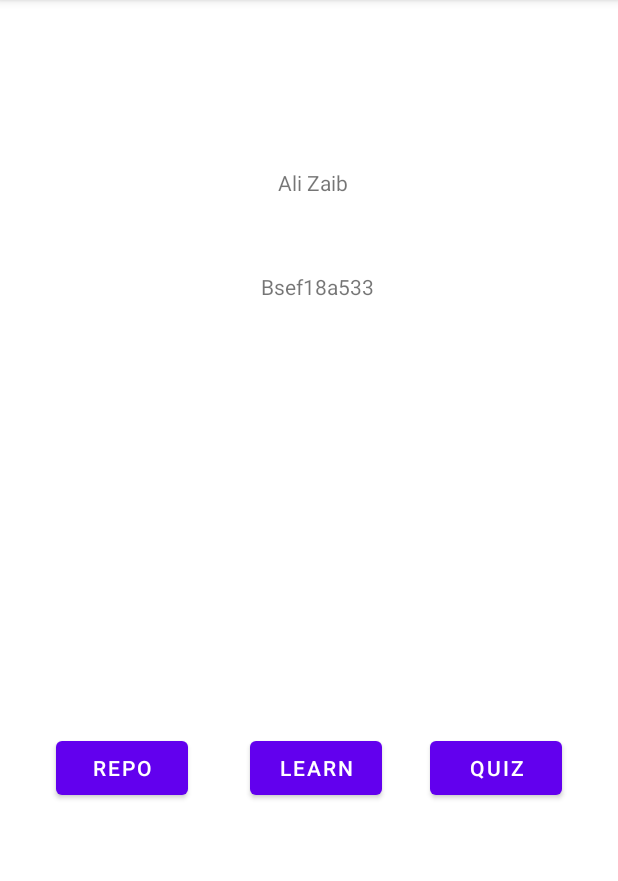
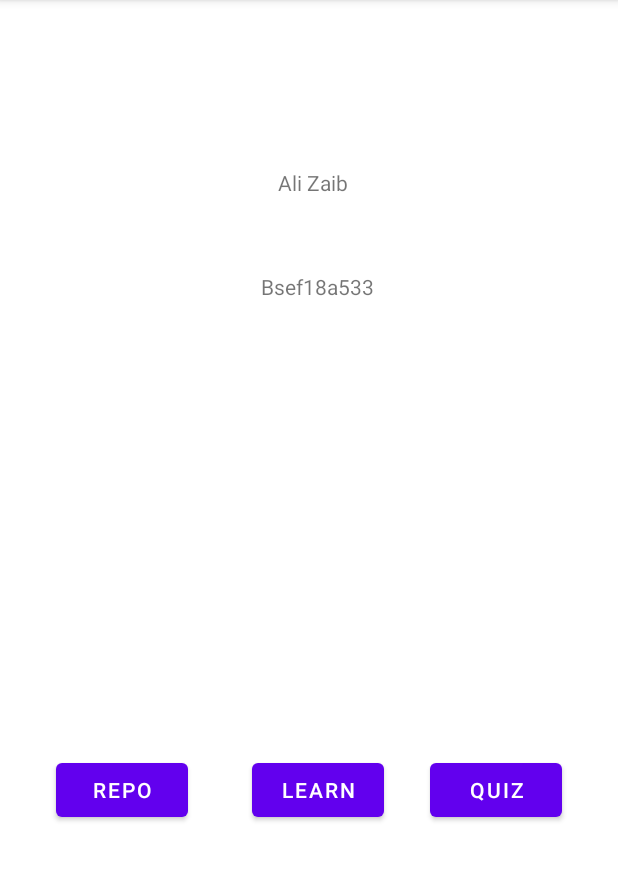
Before and after one commit to Alizaib3311/makharij_quiz, an Android app: the screen it shows after launch (MainActivity), on a phone screen of 412 x 824 dp, the part 84-965 px from its top. Run offline under Robolectric (Android 15) with nearby library versions, the phone set to English and light mode, and no system bars.

Commit message:
in progress

```diff
--- a/app/src/main/java/com/example/makharij/MainActivity.java
+++ b/app/src/main/java/com/example/makharij/MainActivity.java
@@ -2,7 +2,11 @@ package com.example.makharij;
 
 import androidx.appcompat.app.AppCompatActivity;
 
+import android.content.Intent;
+import android.net.Uri;
 import android.os.Bundle;
+import android.view.View;
+import android.widget.Button;
 
 public class MainActivity extends AppCompatActivity {
 
@@ -10,5 +14,17 @@ public class MainActivity extends AppCompatActivity {
     protected void onCreate(Bundle savedInstanceState) {
         super.onCreate(savedInstanceState);
         setContentView(R.layout.activity_main);
+
+        Button button = (Button) findViewById(R.id.rep);
+        button.setOnClickListener(new View.OnClickListener() {
+            public void onClick(View v) {
+                String url="https://github.com/Alizaib3311/makharij_quiz";
+                Uri repository = Uri.parse(url);
+                Intent intent = new
+                        Intent(Intent.ACTION_VIEW, repository);
+                startActivity(intent);
+            }
+        });
     }
+
 }
--- a/app/src/main/res/layout/activity_main.xml
+++ b/app/src/main/res/layout/activity_main.xml
@@ -2,9 +2,50 @@
 <androidx.constraintlayout.widget.ConstraintLayout xmlns:android="http://schemas.android.com/apk/res/android"
     xmlns:app="http://schemas.android.com/apk/res-auto"
     xmlns:tools="http://schemas.android.com/tools"
+    android:id="@+id/lrn"
     android:layout_width="match_parent"
     android:layout_height="match_parent"
     tools:context=".MainActivity">
+
+    <Button
+        android:id="@+id/rep"
+        android:layout_width="wrap_content"
+        android:layout_height="wrap_content"
+        android:layout_marginBottom="217dp"
+        android:layout_marginStart="37dp"
+        android:text="Repo"
+        app:layout_constraintBottom_toBottomOf="parent"
+        app:layout_constraintStart_toStartOf="parent" />
+
+    <Button
+        android:id="@+id/button2"
+        android:layout_width="wrap_content"
+        android:layout_height="48dp"
+        android:layout_marginBottom="217dp"
+        android:text="Learn"
+        app:layout_constraintBottom_toBottomOf="parent"
+        app:layout_constraintEnd_toEndOf="@+id/imageView"
+        app:layout_constraintStart_toStartOf="@+id/imageView" />
+
+    <Button
+        android:id="@+id/quiz"
+        android:layout_width="wrap_content"
+        android:layout_height="wrap_content"
+        android:layout_marginBottom="217dp"
+        android:layout_marginEnd="37dp"
+        android:text="Quiz"
+        app:layout_constraintBottom_toBottomOf="parent"
+        app:layout_constraintEnd_toEndOf="parent" />
+
+    <ImageView
+        android:id="@+id/imageView"
+        android:layout_width="wrap_content"
+        android:layout_height="wrap_content"
+        android:layout_marginBottom="80dp"
+        app:layout_constraintBottom_toTopOf="@+id/button2"
+        app:layout_constraintEnd_toEndOf="@+id/textView2"
+        app:layout_constraintStart_toStartOf="@+id/textView2"
+        tools:srcCompat="@tools:sample/avatars" />
 
     <TextView
         android:id="@+id/textView"
@@ -30,45 +71,4 @@
         app:layout_constraintTop_toTopOf="parent"
         app:layout_constraintVertical_bias="0.242" />
 
-    <ImageView
-        android:id="@+id/imageView"
-        android:layout_width="wrap_content"
-        android:layout_height="wrap_content"
-        android:layout_marginBottom="80dp"
-        app:layout_constraintBottom_toTopOf="@+id/button2"
-        app:layout_constraintEnd_toEndOf="@+id/textView2"
-        app:layout_constraintStart_toStartOf="@+id/textView2"
-        tools:srcCompat="@tools:sample/avatars" />
-
-    <Button
-        android:id="@+id/button"
-        android:layout_width="wrap_content"
-        android:layout_height="wrap_content"
-        android:layout_marginStart="37dp"
-        android:text="Repo"
-        app:layout_constraintStart_toStartOf="parent"
-        app:layout_constraintTop_toTopOf="@+id/button2" />
-
-    <Button
-        android:id="@+id/button2"
-        android:layout_width="wrap_content"
-        android:layout_height="wrap_content"
-        android:layout_marginBottom="232dp"
-        android:layout_marginEnd="32dp"
-        android:layout_marginStart="23dp"
-        android:text="Learn"
-        app:layout_constraintBottom_toBottomOf="parent"
-        app:layout_constraintEnd_toStartOf="@+id/button3"
-        app:layout_constraintHorizontal_bias="1.0"
-        app:layout_constraintStart_toEndOf="@+id/button" />
-
-    <Button
-        android:id="@+id/button3"
-        android:layout_width="wrap_content"
-        android:layout_height="wrap_content"
-        android:layout_marginEnd="37dp"
-        android:text="Quiz"
-        app:layout_constraintEnd_toEndOf="parent"
-        app:layout_constraintTop_toTopOf="@+id/button2" />
-
 </androidx.constraintlayout.widget.ConstraintLayout>
```
